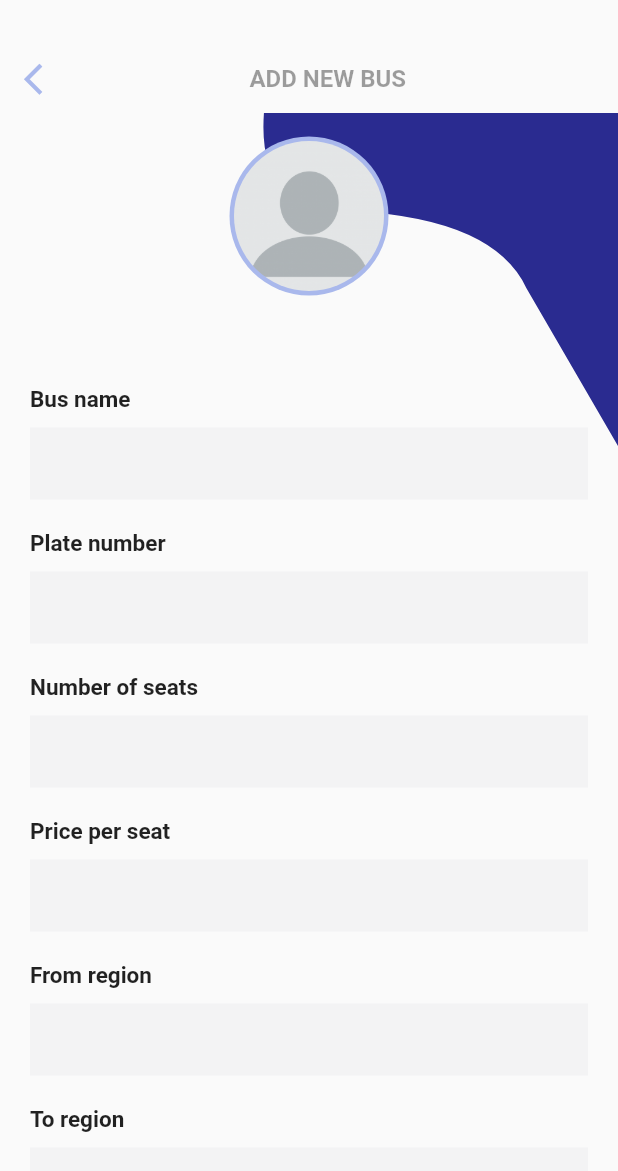
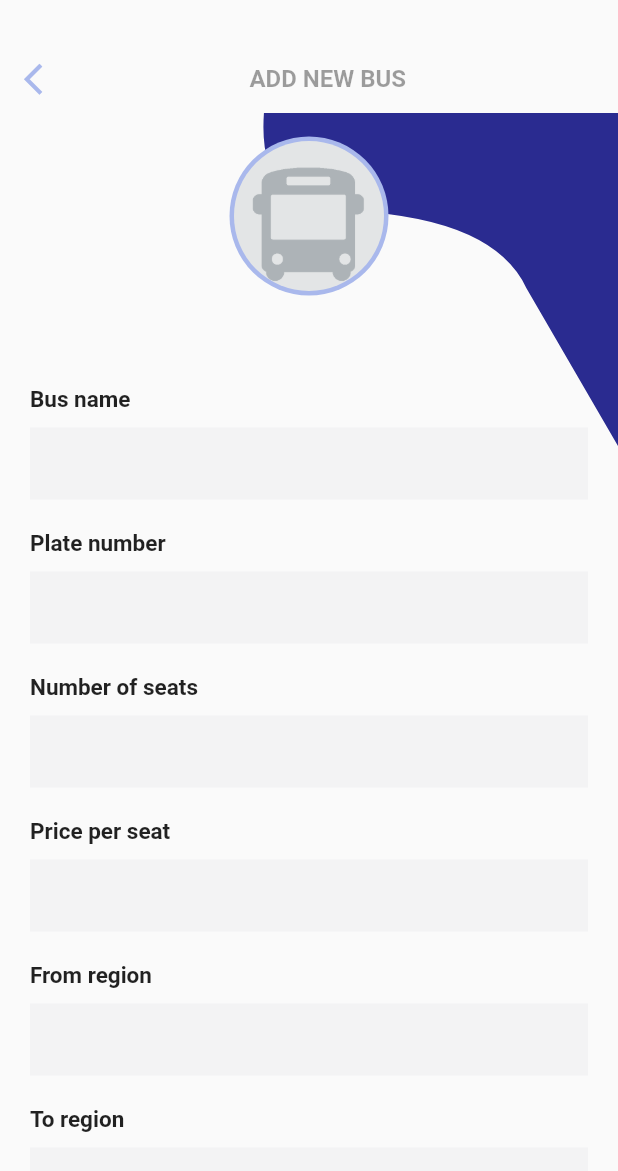
Before and after one commit to 4xMafole/kibasi-Owner, a Flutter app: the EditBusPage screen opened directly, on a phone screen of 412 x 824 dp. Shown: the top 1171 px of the screen. Run offline on Flutter 3.47's test engine with Material 2 defaults, Android fonts, the phone set to English and light mode, and no system bars; our stand-ins replace currency_text_input_formatter, flutter_neumorphic, get, google_fonts, image_picker; missing offline and left inert: otp_screen.

Commit message:
Completed edit bus details page with static designs

```diff
--- a/lib/content/assets/edit_bus_page.dart
+++ b/lib/content/assets/edit_bus_page.dart
@@ -1,10 +1,17 @@
+import 'dart:io';
+
+import 'package:currency_text_input_formatter/currency_text_input_formatter.dart';
 import 'package:flutter/material.dart';
+import 'package:flutter/services.dart';
 import 'package:get/get.dart';
 import 'package:google_fonts/google_fonts.dart';
+import 'package:image_picker/image_picker.dart';
+import 'package:intl/intl.dart';
 import 'package:kibasi/auth/login_page.dart';
 import 'package:kibasi/widget/bezier.dart';
 import 'package:kibasi/utils/custom_color.dart' as color;
 import 'package:kibasi/widget/bordered_avatar.dart';
+import 'package:kibasi/widget/time_entry_field.dart';
 
 class EditBusPage extends StatefulWidget {
   const EditBusPage({Key? key}) : super(key: key);
@@ -14,6 +21,26 @@ class EditBusPage extends StatefulWidget {
 }
 
 class _EditBusPageState extends State<EditBusPage> {
+  var _photo;
+  ImagePicker picker = ImagePicker();
+  TextEditingController depTimeInput = TextEditingController();
+  TextEditingController arrTimeInput = TextEditingController();
+
+  _imgFromGallery() async {
+    XFile? image = await picker.pickImage(source: ImageSource.gallery);
+
+    setState(() {
+      _photo = image!;
+    });
+  }
+
+  @override
+  void initState() {
+    depTimeInput.text = "";
+    arrTimeInput.text = "";
+    super.initState();
+  }
+
   @override
   Widget build(BuildContext context) {
     final height = MediaQuery.of(context).size.height;
@@ -73,7 +100,7 @@ class _EditBusPageState extends State<EditBusPage> {
     );
   }
 
-  Widget _entryField(String title) {
+  Widget _entryField(String title, {bool? isNumber, bool? isCurrency}) {
     return Container(
       margin: EdgeInsets.symmetric(vertical: 10),
       child: Column(
@@ -90,7 +117,21 @@ class _EditBusPageState extends State<EditBusPage> {
             decoration: InputDecoration(
                 border: InputBorder.none,
                 fillColor: Color(0xfff3f3f4),
-                  filled: true))
+                filled: true),
+            keyboardType: isNumber == true || isCurrency == true
+                ? TextInputType.number
+                : null,
+            inputFormatters: isNumber == true || isCurrency == true
+                ? [
+                    isNumber == true
+                        ? FilteringTextInputFormatter.digitsOnly
+                        : CurrencyTextInputFormatter(
+                            decimalDigits: 0,
+                            symbol: 'Tshs ',
+                          )
+                  ]
+                : null,
+          ),
         ],
       ),
     );
@@ -120,12 +161,22 @@ class _EditBusPageState extends State<EditBusPage> {
   }
 
   Widget _title() {
-    return InkWell(
+    return GestureDetector(
       onTap: () {
-        // Get.to(); It should open a gallery
+        _showPicker(context);
       },
-      child: BorderedAvatar(
-        url: "assets/images/avatar.png",
+      child: _photo != null
+          ? ClipRRect(
+              borderRadius: BorderRadius.circular(50),
+              child: Image.file(
+                File(_photo.path),
+                width: 100,
+                height: 100,
+                fit: BoxFit.cover,
+              ),
+            )
+          : BorderedAvatar(
+              url: "assets/images/bus_avatar.png",
               status: color.AppColor.paleBlue,
               radius: 50,
             ),
@@ -137,13 +188,13 @@ class _EditBusPageState extends State<EditBusPage> {
       children: <Widget>[
         _entryField("Bus name"),
         _entryField("Plate number"),
-        _entryField("Number of seats"),
-        _entryField("Price per seat"),
+        _entryField("Number of seats", isNumber: true),
+        _entryField("Price per seat", isCurrency: true),
         _entryField("From region"),
         _entryField("To region"),
         _entryField("Bus route"),
-        _entryField("Departure time"),
-        _entryField("Arrival time"),
+        TimeEntryField(title: "Departure time", textInput: depTimeInput),
+        TimeEntryField(title: "Arrival time", textInput: arrTimeInput),
       ],
     );
   }
@@ -180,4 +231,40 @@ class _EditBusPageState extends State<EditBusPage> {
       ),
     );
   }
+
+  void _showPicker(context) {
+    showModalBottomSheet(
+        shape: RoundedRectangleBorder(
+          borderRadius: BorderRadius.circular(10.0),
+        ),
+        context: context,
+        builder: (BuildContext context) {
+          return SafeArea(
+            child: Container(
+              child: new Wrap(
+                children: <Widget>[
+                  new ListTile(
+                      leading: new Icon(
+                        Icons.photo_library,
+                        color: color.AppColor.paleBlue,
+                      ),
+                      title: new Text(
+                        'Photo Library',
+                        style: TextStyle(
+                          color: color.AppColor.paleBlue,
+                          fontWeight: FontWeight.bold,
+                        ),
+                      ),
+                      onTap: () {
+                        _imgFromGallery();
+                        Navigator.of(context).pop();
+                      }),
+                ],
+              ),
+            ),
+          );
+        });
   }
+
+  void _showTimePicker(context) {}
+}
```
Also changed, not shown: lib/widget/time_entry_field.dart (added, +73 -0 lines), pubspec.yaml (+7 -1 lines), pubspec.lock. Lines whose indentation alone changed are shown as unchanged.
